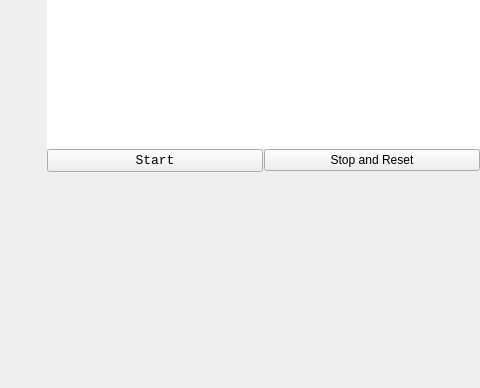
justinjk007/Pentagonal-tiling, file src/mainwindow.ui: the form before one commit; both pictures show x 386 to 866 and y 212 to 600 of the 866 by 600 pixel window.
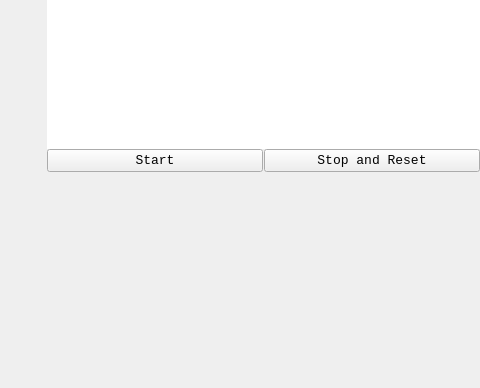
The form after the commit. Custom widgets are drawn as their Qt base class.

What changed in the file:
```diff
--- a/src/mainwindow.ui
+++ b/src/mainwindow.ui
@@ -99,6 +99,15 @@
         </property>
         <item row="0" column="1">
          <widget class="QPushButton" name="stop_btn">
+          <property name="font">
+           <font>
+            <family>Consolas</family>
+            <pointsize>10</pointsize>
+            <weight>50</weight>
+            <italic>false</italic>
+            <bold>false</bold>
+           </font>
+          </property>
           <property name="toolTip">
            <string>Stop and reset mutation objects</string>
           </property>
```
Left out of the diff: 6 changed lines with no effect on the pictures.
